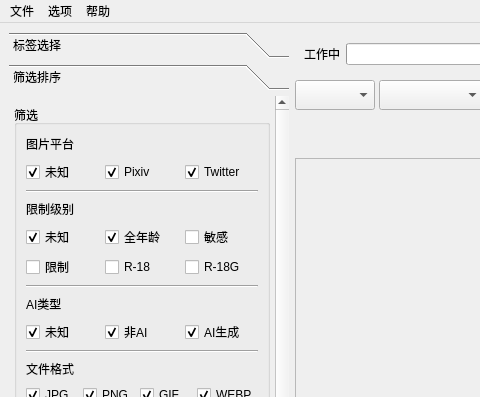
Before: the Qt Designer form src/ui/main_window.ui in R4nd5tr/waifu_gallery, drawn with Qt 5; both pictures show x 0 to 480 and y 0 to 397 of the 1098 by 771 pixel window.
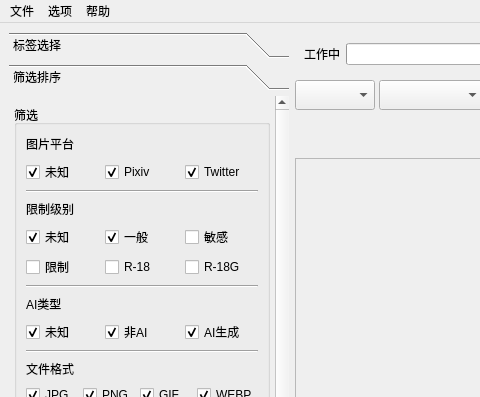
After: the same form once the commit is applied.

```diff
--- a/src/ui/main_window.ui
+++ b/src/ui/main_window.ui
@@ -160,8 +160,8 @@
       <widget class="QWidget" name="imageFilter">
        <property name="geometry">
         <rect>
-         <x>-4</x>
-         <y>-62</y>
+         <x>0</x>
+         <y>0</y>
          <width>280</width>
          <height>690</height>
         </rect>
@@ -298,7 +298,7 @@
              <item>
               <widget class="QCheckBox" name="allAgeCheckBox">
                <property name="text">
-                <string>全年龄</string>
+                <string>一般</string>
                </property>
                <property name="checked">
                 <bool>true</bool>
```
Left out of the diff: 1 changed line with no effect on the pictures.
